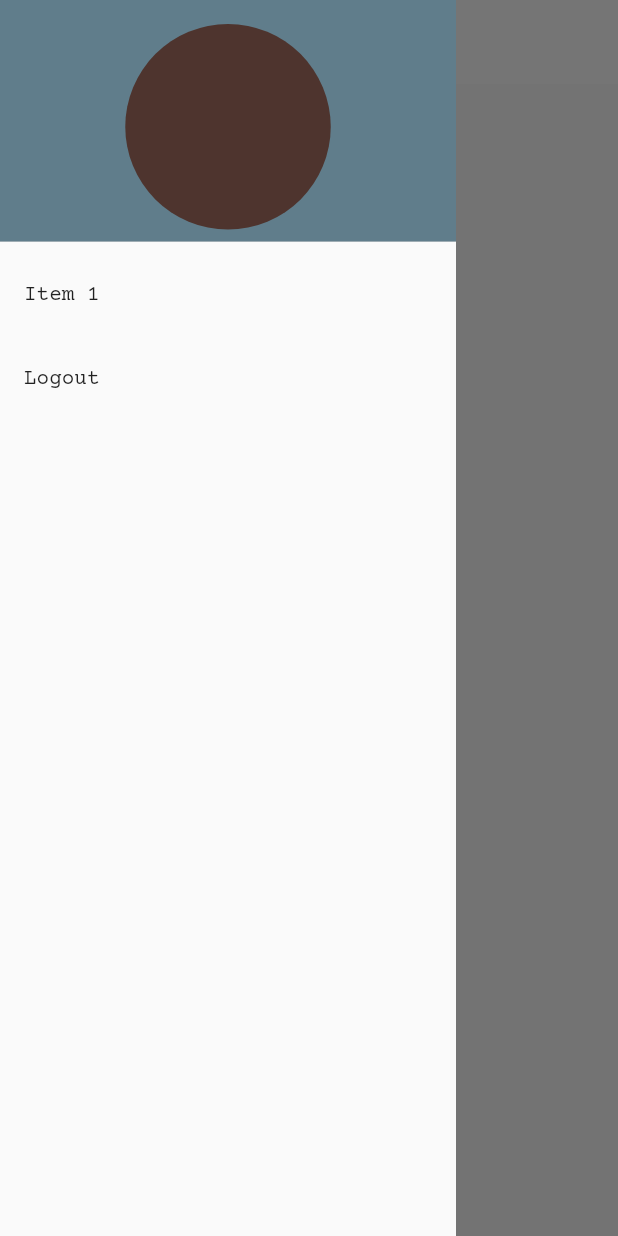
After one commit to drj-sharma/hungerMobileApp, a Flutter app: the screen it shows once a user with an empty profile is signed in, with the side drawer open, on a phone screen of 412 x 824 dp. The commit adds this screen. Run offline on Flutter 3.47's test engine with Material 2 defaults, Android fonts, the phone set to English and light mode, and no system bars; our stand-ins replace cloud_firestore, firebase_auth, flutter_spinkit; accounts and stored records are empty.

Commit message:
streamProvider added to listen real time data updation

```diff
--- a/lib/screens/home/home.dart
+++ b/lib/screens/home/home.dart
@@ -1,6 +1,9 @@
-import 'package:flutter/foundation.dart';
 import 'package:flutter/material.dart';
 import 'package:hunger/services/auth.dart';
+import 'package:cloud_firestore/cloud_firestore.dart';
+import 'package:hunger/services/databases.dart';
+import 'package:provider/provider.dart';
+import 'package:hunger/screens/home/hungers_list.dart';
 
 class Home extends StatefulWidget {
   @override
@@ -13,7 +16,9 @@ class _HomeState extends State<Home> {
 
   @override
   Widget build(BuildContext context) {
-    return Scaffold(
+    return StreamProvider<QuerySnapshot>.value(
+      value: DatabaseService().hungers, // stream in database.dart file
+      child: Scaffold(
         drawer: Drawer(
           elevation: 0.0,
           child: ListView(
@@ -56,6 +61,8 @@ class _HomeState extends State<Home> {
           ),
           elevation: 0.0,
         ),
+        body: HungerList(),
+      ),
     );
   }
 }
--- /dev/null
+++ b/lib/screens/home/hungers_list.dart
@@ -0,0 +1,20 @@
+import 'package:flutter/material.dart';
+import 'package:cloud_firestore/cloud_firestore.dart';
+import 'package:provider/provider.dart';
+
+class HungerList extends StatefulWidget {
+  @override
+  _HungerListState createState() => _HungerListState();
+}
+
+class _HungerListState extends State<HungerList> {
+  @override
+  Widget build(BuildContext context) {
+    final hungers = Provider.of<QuerySnapshot>(context);
+    // print(hungers.documents);
+    for (var doc in hungers.documents) {
+      print(doc.data);
+    }
+    return Container();
+  }
+}
--- a/lib/services/auth.dart
+++ b/lib/services/auth.dart
@@ -1,5 +1,6 @@
 import 'package:firebase_auth/firebase_auth.dart';
 import 'package:hunger/models/user.dart';
+import 'package:hunger/services/databases.dart';
 
 class Authservice {
 
@@ -45,6 +46,8 @@ class Authservice {
     try {
       AuthResult result = await _auth.createUserWithEmailAndPassword(email: email, password: password);
       FirebaseUser user = result.user;
+      print(user.uid);
+      await DatabaseService(uid: user.uid).updateUserData('medium', 'Dheeraj', 'extra cheese');
       return _userFromFirebaseUser(user);
     } catch(e) {
       print('error: ');
--- a/lib/services/databases.dart
+++ b/lib/services/databases.dart
@@ -0,0 +1,24 @@
+import 'package:cloud_firestore/cloud_firestore.dart';
+
+class DatabaseService {
+  final String uid;
+  DatabaseService({this.uid});
+
+  // collection reference
+
+  final CollectionReference hungerCollection = Firestore.instance.collection('hungers');
+
+  Future updateUserData(String pizzaSize, String name, String something) async {
+    return await hungerCollection.document(uid).setData(
+      {
+        'pizzaSize': pizzaSize,
+        'name': name,
+        'somethingelse': something
+      }
+    );
+  }
+  // get hungers stream
+  Stream<QuerySnapshot> get hungers {
+    return hungerCollection.snapshots();
+  }
+}
```
Also changed, not shown: lib/models/objectModel.dart (added). Lines whose indentation alone changed are shown as unchanged.
